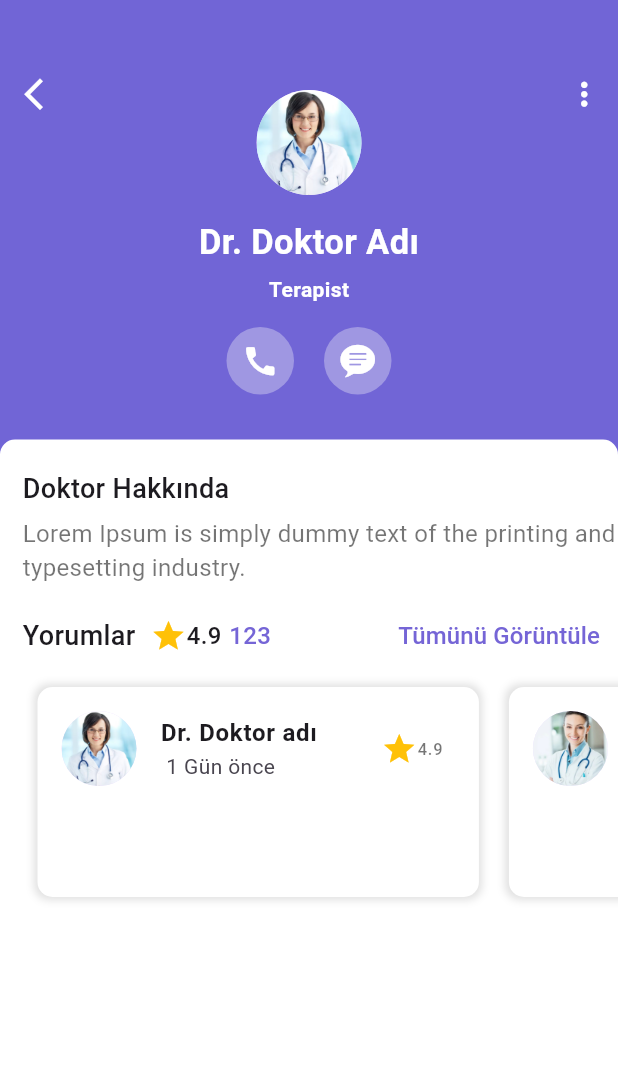
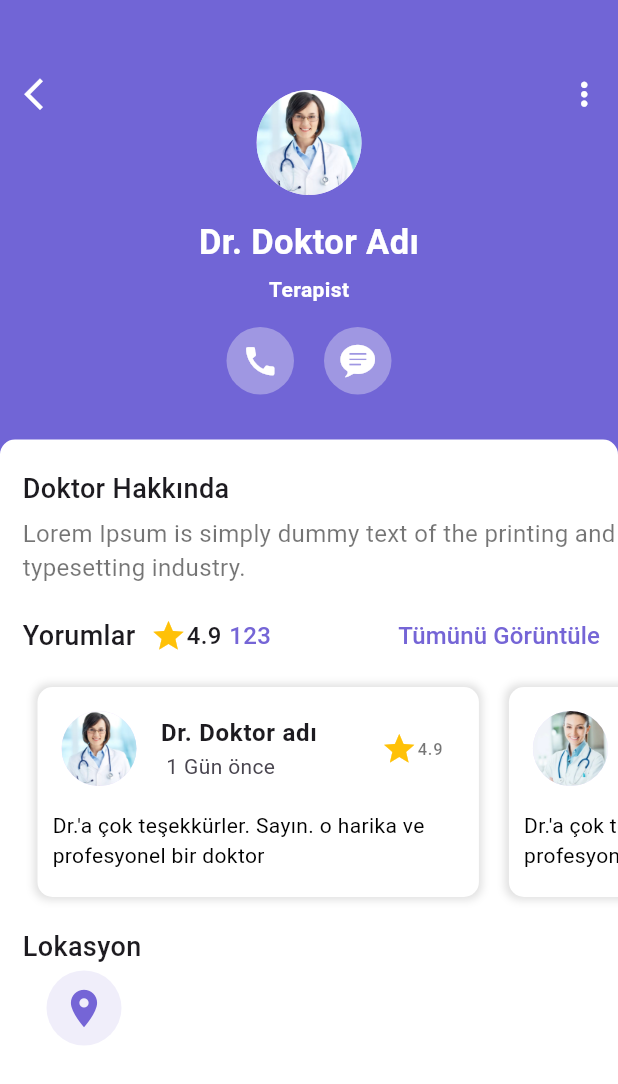
Before and after one commit to mmkocak/saglikapp, a Flutter app: the AppointmentScreen screen opened directly, on a phone screen of 412 x 824 dp. Shown: the top 1084 px of the screen. Run offline on Flutter 3.47's test engine with Material 3 defaults, Android fonts, the phone set to English and light mode, and no system bars.

Commit message:
Hatalar giderildi yanlış koyulan widget kaldırıldı

```diff
--- a/lib/view/appointment/appointment_screen.dart
+++ b/lib/view/appointment/appointment_screen.dart
@@ -1,6 +1,5 @@
 import 'package:flutter/cupertino.dart';
 import 'package:flutter/material.dart';
-import 'package:flutter/widgets.dart';
 
 class AppointmentScreen extends StatelessWidget {
   AppointmentScreen({Key? key}) : super(key: key);
@@ -226,7 +225,7 @@ class AppointmentScreen extends StatelessWidget {
                                       ),
                                     ),
                                     subtitle: const Text(" 1 Gün önce "),
-                                    trailing: Row(
+                                    trailing: const Row(
                                       mainAxisSize: MainAxisSize.min,
                                       mainAxisAlignment:
                                           MainAxisAlignment.center,
@@ -243,11 +242,45 @@ class AppointmentScreen extends StatelessWidget {
                                       ],
                                     ),
                                   ),
+                                  const SizedBox(
+                                    height: 5,
+                                  ),
+                                  const Padding(
+                                    padding:
+                                        EdgeInsets.symmetric(horizontal: 10),
+                                    child: Text(
+                                      maxLines: 2,
+                                      overflow: TextOverflow.ellipsis,
+                                      "Dr.'a çok teşekkürler. Sayın. o harika ve profesyonel bir doktor",
+                                      style: TextStyle(color: Colors.black),
+                                    ),
+                                  ),
                                 ],
                               ),
                             ),
                           );
                         })),
+                  ),
+                  const SizedBox(
+                    height: 10,
+                  ),
+                  const Text(
+                    "Lokasyon",
+                    style: TextStyle(fontSize: 18, fontWeight: FontWeight.w500),
+                  ),
+                  ListTile(
+                    leading: Container(
+                      padding: const EdgeInsets.all(10),
+                      decoration: BoxDecoration(
+                        color: Color(0xFFF0eefa),
+                        shape: BoxShape.circle,
+                      ),
+                      child: Icon(
+                        Icons.location_on,
+                        size: 30,
+                        color: Color(0xFF7565d6),
+                      ),
+                    ),
                   ),
                 ],
               ),
```
